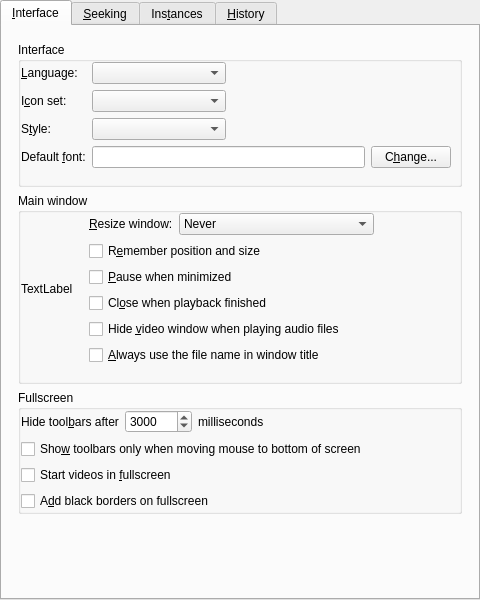
First picture: the form in src/gui/pref/interface.ui, repository wilbert2000/wzplayer, before the edit.
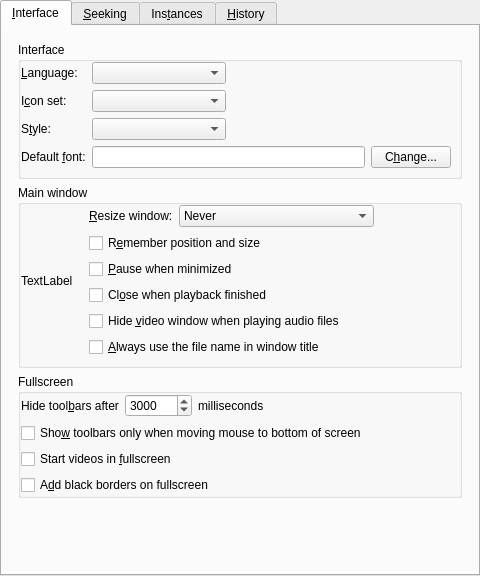
Second picture: the form after the edit. Custom widgets are drawn as their Qt base class.

Diff of the .ui file:
```diff
--- a/src/gui/pref/interface.ui
+++ b/src/gui/pref/interface.ui
@@ -7,7 +7,7 @@
     <x>0</x>
     <y>0</y>
     <width>480</width>
-    <height>600</height>
+    <height>576</height>
    </rect>
   </property>
   <layout class="QVBoxLayout">
@@ -49,7 +49,7 @@
            <number>8</number>
           </property>
           <property name="bottomMargin">
-           <number>16</number>
+           <number>8</number>
           </property>
           <item>
            <layout class="QGridLayout" name="gridLayout">
@@ -186,7 +186,7 @@
            <number>8</number>
           </property>
           <property name="bottomMargin">
-           <number>16</number>
+           <number>8</number>
           </property>
           <item>
            <widget class="QLabel" name="resize_window_icon">
```
